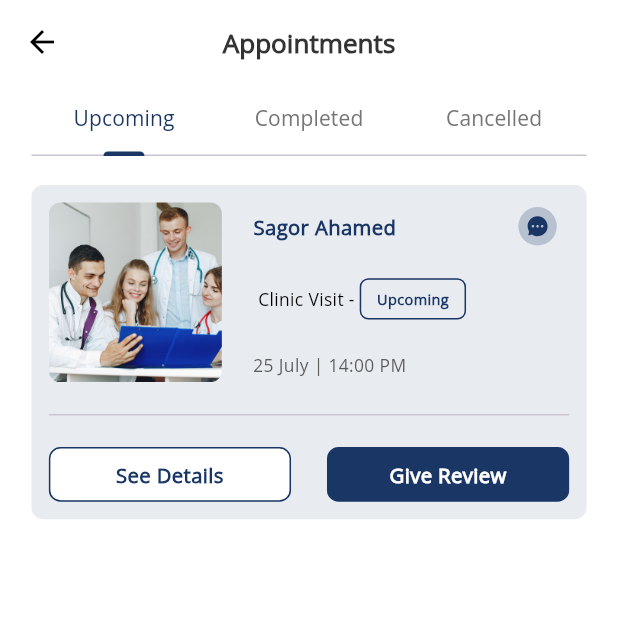
After one commit to sagorahamed1/medical-appointment, a Flutter app: the UserAppointmentsScreen screen opened directly, on a phone screen of 412 x 824 dp, the top half of it. The commit adds this screen. Run offline on Flutter 3.47's test engine with Material 3 defaults, Android fonts, the phone set to English and light mode, and no system bars; our stand-ins replace flutter_screenutil, flutter_spinkit, flutter_svg, get, pin_code_fields, shared_preferences and 1 more; accounts and stored records are empty.

Commit message:
user appointments screen done

```diff
--- a/lib/utils/app_icons.dart
+++ b/lib/utils/app_icons.dart
@@ -23,5 +23,6 @@ class AppIcons {
   static const String videoCallIcons = "$path/videoCallIcons.svg";
   static const String personGroup = "$path/personGroup.svg";
   static const String arrowDown = "$path/arrowDown.svg";
+  static const String messageIcon2 = "$path/messageIcon2.svg";
 
 }
--- a/lib/utils/app_strings.dart
+++ b/lib/utils/app_strings.dart
@@ -69,6 +69,12 @@ class AppString {
   static const String   yourAge  = "Your Age";
   static const String   writeYourProblem  = "Write Your Problem";
   static const String   selecteGender  = "Select Gender";
+  static const String   appointments  = "Appointments";
+  static const String   upcoming  = "Upcoming";
+  static const String   completed  = "Completed";
+  static const String   cancelled  = "Cancelled";
+  static const String   youDontHaveAnAppointmentYet  = "You don't have an appointment yet";
+  static const String   youDontHaveaDoctorAppointment = "You don't have a doctor's appointment scheduled at the moment.";
 
 
 
--- /dev/null
+++ b/lib/views/screens/User/User_Appointments/user_appointments_screen.dart
@@ -0,0 +1,198 @@
+import 'package:doctor_appointment/utils/app_colors.dart';
+import 'package:doctor_appointment/utils/app_dimentions.dart';
+import 'package:doctor_appointment/views/widgets/custom_two_button.dart';
+import 'package:flutter/material.dart';
+import 'package:flutter_screenutil/flutter_screenutil.dart';
+import 'package:flutter_svg/svg.dart';
+
+import '../../../../utils/app_icons.dart';
+import '../../../../utils/app_images.dart';
+import '../../../../utils/app_strings.dart';
+import '../../../widgets/custom_text.dart';
+
+class UserAppointmentsScreen extends StatefulWidget {
+  const UserAppointmentsScreen({super.key});
+
+  @override
+  State<UserAppointmentsScreen> createState() => _UserAppointmentsScreenState();
+}
+
+class _UserAppointmentsScreenState extends State<UserAppointmentsScreen>
+    with SingleTickerProviderStateMixin {
+  TabController? _tabController;
+
+  @override
+  void initState() {
+    super.initState();
+    _tabController = TabController(length: 3, vsync: this);
+  }
+
+  @override
+  void dispose() {
+    _tabController?.dispose();
+    super.dispose();
+  }
+
+  @override
+  Widget build(BuildContext context) {
+    return Scaffold(
+      ///-----------------------------------app bar section-------------------------->
+      appBar: AppBar(
+        title: CustomText(
+          text: AppString.appointments,
+          fontsize: 18.h,
+          fontWeight: FontWeight.w600,
+        ),
+        bottom: TabBar(
+          padding: EdgeInsets.symmetric(horizontal: 20.w),
+          controller: _tabController,
+          tabs: const [
+            Tab(text: 'Upcoming'),
+            Tab(text: 'Completed'),
+            Tab(text: 'Cancelled'),
+          ],
+          labelColor: AppColors.primaryColor,
+          unselectedLabelStyle: const TextStyle(color: Colors.red),
+          unselectedLabelColor: const Color(0xff767676),
+          indicatorColor: AppColors.primaryColor,
+          indicatorWeight: 2.0,
+          indicatorPadding: const EdgeInsets.symmetric(horizontal: 20.0),
+        ),
+      ),
+
+      body: Padding(
+        padding: EdgeInsets.symmetric(
+            horizontal: Dimensions.paddingSizeDefault.w,
+            vertical: Dimensions.paddingSizeDefault.h),
+        child: Column(
+          children: [
+            AppointmentsCard()
+          ],
+        ),
+      ),
+    );
+  }
+}
+
+
+class AppointmentsCard extends StatelessWidget {
+  const AppointmentsCard({super.key});
+
+  @override
+  Widget build(BuildContext context) {
+    return             Container(
+      decoration: BoxDecoration(
+          color: AppColors.fillColorE8EBF0,
+          borderRadius: BorderRadius.circular(8.r)),
+      child: Padding(
+        padding: EdgeInsets.all(12.r),
+        child: Column(
+          children: [
+            Row(
+              children: [
+                ///=======================Image=========================>
+                Container(
+                    clipBehavior: Clip.antiAlias,
+                    decoration: BoxDecoration(
+                        borderRadius: BorderRadius.circular(8.r)),
+                    child: Image.asset(
+                      AppImages.getStarted1,
+                      height: 120,
+                      width: 110.w,
+                      fit: BoxFit.cover,
+                    )),
+                SizedBox(
+                  width: 213.w,
+                  child: Padding(
+                    padding: EdgeInsets.only(left: 20.w),
+                    child: Align(
+                      alignment: Alignment.topLeft,
+                      child: Column(
+                        crossAxisAlignment: CrossAxisAlignment.start,
+                        children: [
+                          Row(
+                            mainAxisAlignment:
+                            MainAxisAlignment.spaceBetween,
+                            children: [
+                              ///==========================Doctor Name=========================>
+                              Expanded(
+                                child: CustomText(
+                                    textAlign: TextAlign.start,
+                                    text: "Sagor Ahamed ",
+                                    color: AppColors.primaryColor,
+                                    fontWeight: FontWeight.w600),
+                              ),
+
+                              ///=======================Message Icon=========================>
+                              Container(
+                                  decoration: const BoxDecoration(
+                                      shape: BoxShape.circle,
+                                      color: Color(0xffB8C1CF)),
+                                  child: Padding(
+                                    padding: EdgeInsets.all(6.r),
+                                    child: SvgPicture.asset(
+                                        AppIcons.messageIcon2),
+                                  )),
+                            ],
+                          ),
+                          SizedBox(height: 14.h),
+                          Row(
+                            children: [
+                              CustomText(
+                                  text: "Clinic Visit -  ",
+                                  color: Colors.black,
+                                  fontsize: 12.h,
+                                  fontWeight: FontWeight.w500,
+                                  top: 14.h,
+                                  bottom: 14.h),
+                              Container(
+                                decoration: BoxDecoration(
+                                    borderRadius: BorderRadius.circular(6.r),
+                                    border: Border.all(color: AppColors.primaryColor)
+                                ),
+                                child: Padding(
+                                  padding:  EdgeInsets.symmetric(vertical: 6.h,horizontal: 10.w),
+                                  child: CustomText(
+                                    text: "Upcoming",
+                                    fontWeight: FontWeight.w600,
+                                    fontsize: 10.h,
+                                    color: AppColors.primaryColor,
+                                  ),
+                                ),
+                              )
+                            ],
+                          ),
+                          CustomText(
+                            text: "25 July | 14:00 PM",
+                            color: AppColors.textColor5C5C5C,
+                            maxline: 2,
+                            fontsize: 12.h,
+                            top: 14.h,
+                            fontWeight: FontWeight.w500,
+                          ),
+                        ],
+                      ),
+                    ),
+                  ),
+                )
+              ],
+            ),
+
+
+            SizedBox(height: 14.h),
+            const Divider(),
+            SizedBox(height: 14.h),
+
+            CustomTwoButon(
+                width: 154.w,
+                btnNameList: const ["See Details", 'Give Review'],
+                rightBtnOnTap: (){},
+                leftBtnOnTap: (){},
+                initialSeclected: 0
+            )
+          ],
+        ),
+      ),
+    );
+  }
+}
--- a/lib/views/screens/User/user_bottom_nav_bar/user_bottom_nav_bar.dart
+++ b/lib/views/screens/User/user_bottom_nav_bar/user_bottom_nav_bar.dart
@@ -3,6 +3,7 @@ import 'package:flutter_screenutil/flutter_screenutil.dart';
 import 'package:flutter_svg/flutter_svg.dart';
 import '../../../../utils/app_colors.dart';
 import '../../../../utils/app_icons.dart';
+import '../User_Appointments/user_appointments_screen.dart';
 import '../User_Home/user_home_screen.dart';
 
 
@@ -20,7 +21,7 @@ class _BottomNavigationBarExampleState extends State<UserBottomNavBar> {
 
   static final List _widgetOptions = [
     UserHomeScreen(),
-    UserHomeScreen(),
+    UserAppointmentsScreen(),
     UserHomeScreen(),
     UserHomeScreen(),
   ];
```
Also changed, not shown: lib/views/screens/User/User_doctor_details/Inner_widgets/top_doctor_box_card.dart (+4 -5 lines), assets/icons/messageIcon2.svg (added).
